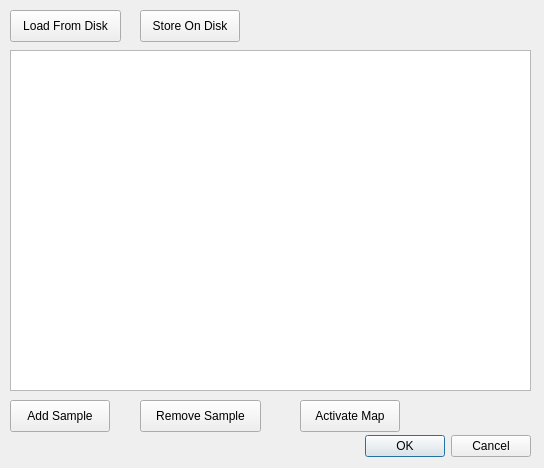
The window that samplemapper.ui (HerrSteiner/gravel) describes before a commit, drawn with Qt 5.
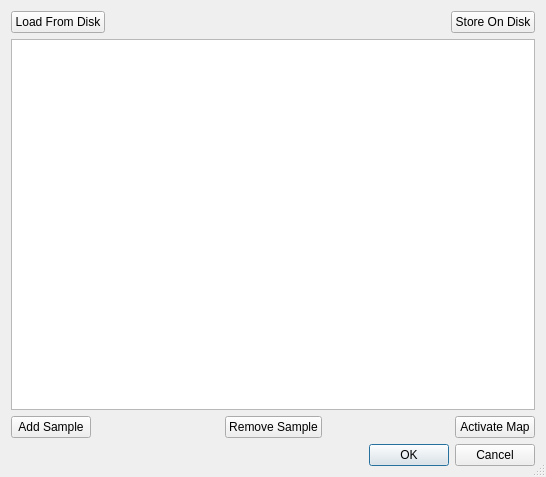
The same window after the commit.

Commit message: samplemapper ui now resizes so all filepaths can be read

Patch:
```diff
--- a/samplemapper.ui
+++ b/samplemapper.ui
@@ -6,104 +6,129 @@
    <rect>
     <x>0</x>
     <y>0</y>
-    <width>544</width>
-    <height>468</height>
+    <width>546</width>
+    <height>477</height>
    </rect>
   </property>
+  <property name="sizePolicy">
+   <sizepolicy hsizetype="Expanding" vsizetype="Expanding">
+    <horstretch>0</horstretch>
+    <verstretch>0</verstretch>
+   </sizepolicy>
+  </property>
   <property name="windowTitle">
    <string>Sample Mapper</string>
   </property>
-  <widget class="QDialogButtonBox" name="buttonBox">
-   <property name="geometry">
-    <rect>
-     <x>190</x>
-     <y>430</y>
-     <width>341</width>
-     <height>32</height>
-    </rect>
-   </property>
-   <property name="orientation">
-    <enum>Qt::Horizontal</enum>
-   </property>
-   <property name="standardButtons">
-    <set>QDialogButtonBox::Cancel|QDialogButtonBox::Ok</set>
-   </property>
-  </widget>
-  <widget class="QTableView" name="tableView">
-   <property name="geometry">
-    <rect>
-     <x>10</x>
-     <y>50</y>
-     <width>521</width>
-     <height>341</height>
-    </rect>
-   </property>
-  </widget>
-  <widget class="QPushButton" name="Add">
-   <property name="geometry">
-    <rect>
-     <x>10</x>
-     <y>400</y>
-     <width>100</width>
-     <height>32</height>
-    </rect>
-   </property>
-   <property name="text">
-    <string>Add Sample</string>
-   </property>
-  </widget>
-  <widget class="QPushButton" name="Remove">
-   <property name="geometry">
-    <rect>
-     <x>140</x>
-     <y>400</y>
-     <width>121</width>
-     <height>32</height>
-    </rect>
-   </property>
-   <property name="text">
-    <string>Remove Sample</string>
-   </property>
-  </widget>
-  <widget class="QPushButton" name="Load">
-   <property name="geometry">
-    <rect>
-     <x>10</x>
-     <y>10</y>
-     <width>111</width>
-     <height>32</height>
-    </rect>
-   </property>
-   <property name="text">
-    <string>Load From Disk</string>
-   </property>
-  </widget>
-  <widget class="QPushButton" name="Save">
-   <property name="geometry">
-    <rect>
-     <x>140</x>
-     <y>10</y>
-     <width>100</width>
-     <height>32</height>
-    </rect>
-   </property>
-   <property name="text">
-    <string>Store On Disk</string>
-   </property>
-  </widget>
-  <widget class="QPushButton" name="activate">
-   <property name="geometry">
-    <rect>
-     <x>300</x>
-     <y>400</y>
-     <width>100</width>
-     <height>32</height>
-    </rect>
-   </property>
-   <property name="text">
-    <string>Activate Map</string>
-   </property>
-  </widget>
+  <property name="autoFillBackground">
+   <bool>true</bool>
+  </property>
+  <property name="sizeGripEnabled">
+   <bool>true</bool>
+  </property>
+  <layout class="QVBoxLayout" name="verticalLayout_4">
+   <item>
+    <layout class="QVBoxLayout" name="verticalLayout_3">
+     <property name="sizeConstraint">
+      <enum>QLayout::SetDefaultConstraint</enum>
+     </property>
+     <item>
+      <layout class="QHBoxLayout" name="horizontalLayout_4">
+       <item>
+        <widget class="QPushButton" name="Load">
+         <property name="text">
+          <string>Load From Disk</string>
+         </property>
+        </widget>
+       </item>
+       <item>
+        <spacer name="horizontalSpacer">
+         <property name="orientation">
+          <enum>Qt::Horizontal</enum>
+         </property>
+         <property name="sizeHint" stdset="0">
+          <size>
+           <width>40</width>
+           <height>20</height>
+          </size>
+         </property>
+        </spacer>
+       </item>
+       <item>
+        <widget class="QPushButton" name="Save">
+         <property name="text">
+          <string>Store On Disk</string>
+         </property>
+        </widget>
+       </item>
+      </layout>
+     </item>
+     <item>
+      <widget class="QTableView" name="tableView"/>
+     </item>
+     <item>
+      <layout class="QHBoxLayout" name="horizontalLayout_5">
+       <item>
+        <widget class="QPushButton" name="Add">
+         <property name="text">
+          <string>Add Sample</string>
+         </property>
+        </widget>
+       </item>
+       <item>
+        <spacer name="horizontalSpacer_2">
+         <property name="orientation">
+          <enum>Qt::Horizontal</enum>
+         </property>
+         <property name="sizeHint" stdset="0">
+          <size>
+           <width>40</width>
+           <height>20</height>
+          </size>
+         </property>
+        </spacer>
+       </item>
+       <item>
+        <widget class="QPushButton" name="Remove">
+         <property name="text">
+          <string>Remove Sample</string>
+         </property>
+        </widget>
+       </item>
+       <item>
+        <spacer name="horizontalSpacer_3">
+         <property name="orientation">
+          <enum>Qt::Horizontal</enum>
+         </property>
+         <property name="sizeHint" stdset="0">
+          <size>
+           <width>40</width>
+           <height>20</height>
+          </size>
+         </property>
+        </spacer>
+       </item>
+       <item>
+        <widget class="QPushButton" name="activate">
+         <property name="text">
+          <string>Activate Map</string>
+         </property>
+        </widget>
+       </item>
+      </layout>
+     </item>
+     <item>
+      <widget class="QDialogButtonBox" name="buttonBox">
+       <property name="orientation">
+        <enum>Qt::Horizontal</enum>
+       </property>
+       <property name="standardButtons">
+        <set>QDialogButtonBox::Cancel|QDialogButtonBox::Ok</set>
+       </property>
+      </widget>
+     </item>
+    </layout>
+   </item>
+  </layout>
  </widget>
  <resources/>
  <connections>
```
